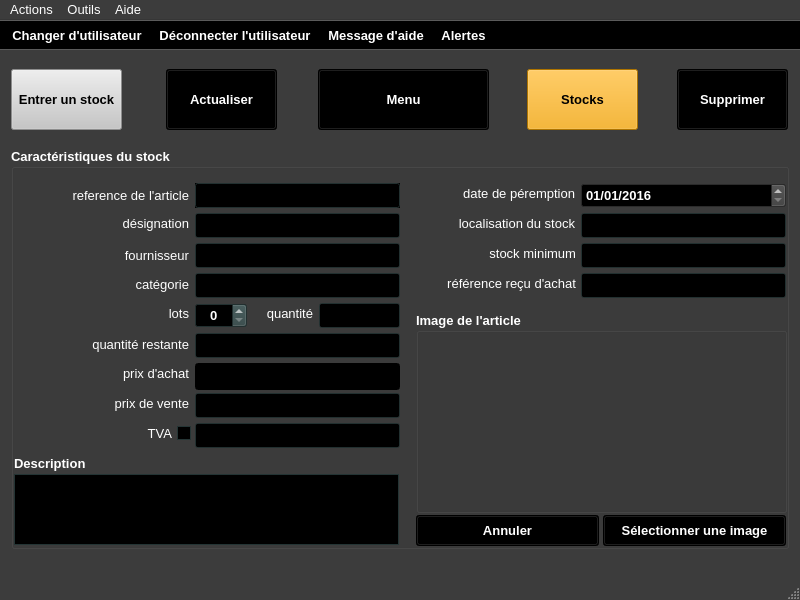
This is ui/yeroth-erp-modifier-window.ui in xnoumbissinoundou/yeroth-erp-3.0 as Qt 5 draws it before an edit. The edited form follows.
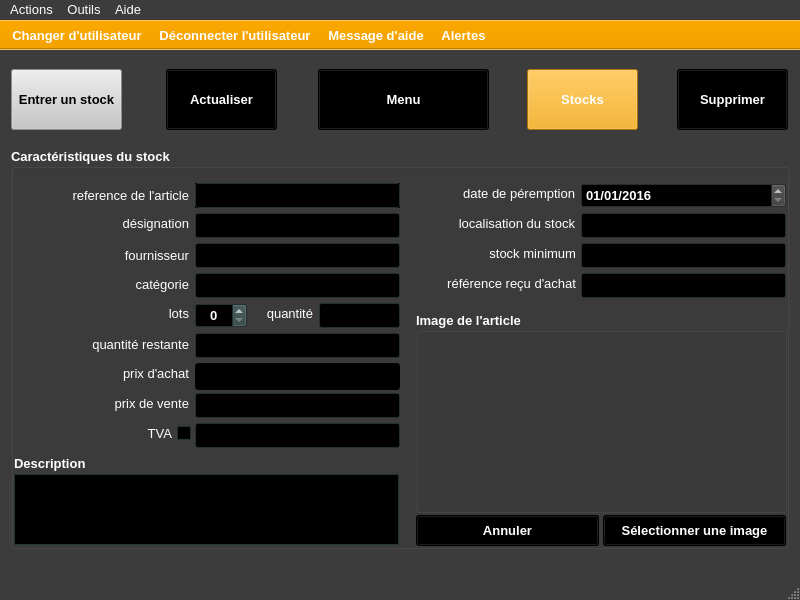
This is the edited form. Icons and pictures are not drawn. Custom widgets are drawn as their Qt base class.

Patch:
```diff
--- a/ui/yeroth-erp-modifier-window.ui
+++ b/ui/yeroth-erp-modifier-window.ui
@@ -1322,9 +1322,9 @@
        <colorrole role="WindowText">
         <brush brushstyle="SolidPattern">
          <color alpha="255">
-          <red>0</red>
-          <green>0</green>
-          <blue>0</blue>
+          <red>255</red>
+          <green>255</green>
+          <blue>255</blue>
          </color>
         </brush>
        </colorrole>
@@ -1376,9 +1376,9 @@
        <colorrole role="Text">
         <brush brushstyle="SolidPattern">
          <color alpha="255">
-          <red>0</red>
-          <green>0</green>
-          <blue>0</blue>
+          <red>255</red>
+          <green>255</green>
+          <blue>255</blue>
          </color>
         </brush>
        </colorrole>
@@ -1394,9 +1394,9 @@
        <colorrole role="ButtonText">
         <brush brushstyle="SolidPattern">
          <color alpha="255">
-          <red>0</red>
-          <green>0</green>
-          <blue>0</blue>
+          <red>255</red>
+          <green>255</green>
+          <blue>255</blue>
          </color>
         </brush>
        </colorrole>
@@ -1459,9 +1459,9 @@
        <colorrole role="WindowText">
         <brush brushstyle="SolidPattern">
          <color alpha="255">
-          <red>0</red>
-          <green>0</green>
-          <blue>0</blue>
+          <red>255</red>
+          <green>255</green>
+          <blue>255</blue>
          </color>
         </brush>
        </colorrole>
@@ -1513,9 +1513,9 @@
        <colorrole role="Text">
         <brush brushstyle="SolidPattern">
          <color alpha="255">
-          <red>0</red>
-          <green>0</green>
-          <blue>0</blue>
+          <red>255</red>
+          <green>255</green>
+          <blue>255</blue>
          </color>
         </brush>
        </colorrole>
@@ -1531,9 +1531,9 @@
        <colorrole role="ButtonText">
         <brush brushstyle="SolidPattern">
          <color alpha="255">
-          <red>0</red>
-          <green>0</green>
-          <blue>0</blue>
+          <red>255</red>
+          <green>255</green>
+          <blue>255</blue>
          </color>
         </brush>
        </colorrole>
@@ -12946,8 +12946,8 @@
       <colorrole role="Button">
        <brush brushstyle="SolidPattern">
         <color alpha="255">
-         <red>0</red>
-         <green>0</green>
+         <red>242</red>
+         <green>161</green>
          <blue>0</blue>
         </color>
        </brush>
@@ -12955,26 +12955,26 @@
       <colorrole role="Light">
        <brush brushstyle="SolidPattern">
         <color alpha="255">
-         <red>0</red>
-         <green>0</green>
-         <blue>0</blue>
+         <red>255</red>
+         <green>206</green>
+         <blue>108</blue>
         </color>
        </brush>
       </colorrole>
       <colorrole role="Midlight">
        <brush brushstyle="SolidPattern">
         <color alpha="255">
-         <red>0</red>
-         <green>0</green>
-         <blue>0</blue>
+         <red>248</red>
+         <green>183</green>
+         <blue>54</blue>
         </color>
        </brush>
       </colorrole>
       <colorrole role="Dark">
        <brush brushstyle="SolidPattern">
         <color alpha="255">
-         <red>0</red>
-         <green>0</green>
+         <red>121</red>
+         <green>80</green>
          <blue>0</blue>
         </color>
        </brush>
@@ -12982,8 +12982,8 @@
       <colorrole role="Mid">
        <brush brushstyle="SolidPattern">
         <color alpha="255">
-         <red>0</red>
-         <green>0</green>
+         <red>161</red>
+         <green>107</green>
          <blue>0</blue>
         </color>
        </brush>
@@ -13018,17 +13018,17 @@
       <colorrole role="Base">
        <brush brushstyle="SolidPattern">
         <color alpha="255">
-         <red>0</red>
-         <green>0</green>
-         <blue>0</blue>
+         <red>255</red>
+         <green>255</green>
+         <blue>255</blue>
         </color>
        </brush>
       </colorrole>
       <colorrole role="Window">
        <brush brushstyle="SolidPattern">
         <color alpha="255">
-         <red>0</red>
-         <green>0</green>
+         <red>242</red>
+         <green>161</green>
          <blue>0</blue>
         </color>
        </brush>
@@ -13045,9 +13045,9 @@
       <colorrole role="AlternateBase">
        <brush brushstyle="SolidPattern">
         <color alpha="255">
-         <red>0</red>
-         <green>0</green>
-         <blue>0</blue>
+         <red>248</red>
+         <green>208</green>
+         <blue>127</blue>
         </color>
        </brush>
       </colorrole>
@@ -13083,8 +13083,8 @@
       <colorrole role="Button">
        <brush brushstyle="SolidPattern">
         <color alpha="255">
-         <red>0</red>
-         <green>0</green>
+         <red>242</red>
+         <green>161</green>
          <blue>0</blue>
         </color>
        </brush>
@@ -13092,26 +13092,26 @@
       <colorrole role="Light">
        <brush brushstyle="SolidPattern">
         <color alpha="255">
-         <red>0</red>
-         <green>0</green>
-         <blue>0</blue>
+         <red>255</red>
+         <green>206</green>
+         <blue>108</blue>
         </color>
        </brush>
       </colorrole>
       <colorrole role="Midlight">
        <brush brushstyle="SolidPattern">
         <color alpha="255">
-         <red>0</red>
-         <green>0</green>
-         <blue>0</blue>
+         <red>248</red>
+         <green>183</green>
+         <blue>54</blue>
         </color>
        </brush>
       </colorrole>
       <colorrole role="Dark">
        <brush brushstyle="SolidPattern">
         <color alpha="255">
-         <red>0</red>
-         <green>0</green>
+         <red>121</red>
+         <green>80</green>
          <blue>0</blue>
         </color>
        </brush>
@@ -13119,8 +13119,8 @@
       <colorrole role="Mid">
        <brush brushstyle="SolidPattern">
         <color alpha="255">
-         <red>0</red>
-         <green>0</green>
+         <red>161</red>
+         <green>107</green>
          <blue>0</blue>
         </color>
        </brush>
@@ -13155,17 +13155,17 @@
       <colorrole role="Base">
        <brush brushstyle="SolidPattern">
         <color alpha="255">
-         <red>0</red>
-         <green>0</green>
-         <blue>0</blue>
+         <red>255</red>
+         <green>255</green>
+         <blue>255</blue>
         </color>
        </brush>
       </colorrole>
       <colorrole role="Window">
        <brush brushstyle="SolidPattern">
         <color alpha="255">
-         <red>0</red>
-         <green>0</green>
+         <red>242</red>
+         <green>161</green>
          <blue>0</blue>
         </color>
        </brush>
@@ -13182,9 +13182,9 @@
       <colorrole role="AlternateBase">
        <brush brushstyle="SolidPattern">
         <color alpha="255">
-         <red>0</red>
-         <green>0</green>
-         <blue>0</blue>
+         <red>248</red>
+         <green>208</green>
+         <blue>127</blue>
         </color>
        </brush>
       </colorrole>
@@ -13211,8 +13211,8 @@
       <colorrole role="WindowText">
        <brush brushstyle="SolidPattern">
         <color alpha="255">
-         <red>0</red>
-         <green>0</green>
+         <red>121</red>
+         <green>80</green>
          <blue>0</blue>
         </color>
        </brush>
@@ -13220,8 +13220,8 @@
       <colorrole role="Button">
        <brush brushstyle="SolidPattern">
         <color alpha="255">
-         <red>0</red>
-         <green>0</green>
+         <red>242</red>
+         <green>161</green>
          <blue>0</blue>
         </color>
        </brush>
@@ -13229,26 +13229,26 @@
       <colorrole role="Light">
        <brush brushstyle="SolidPattern">
         <color alpha="255">
-         <red>0</red>
-         <green>0</green>
-         <blue>0</blue>
+         <red>255</red>
+         <green>206</green>
+         <blue>108</blue>
         </color>
        </brush>
       </colorrole>
       <colorrole role="Midlight">
        <brush brushstyle="SolidPattern">
         <color alpha="255">
-         <red>0</red>
-         <green>0</green>
-         <blue>0</blue>
+         <red>248</red>
+         <green>183</green>
+         <blue>54</blue>
         </color>
        </brush>
       </colorrole>
       <colorrole role="Dark">
        <brush brushstyle="SolidPattern">
         <color alpha="255">
-         <red>0</red>
-         <green>0</green>
+         <red>121</red>
+         <green>80</green>
          <blue>0</blue>
         </color>
        </brush>
@@ -13256,8 +13256,8 @@
       <colorrole role="Mid">
        <brush brushstyle="SolidPattern">
         <color alpha="255">
-         <red>0</red>
-         <green>0</green>
+         <red>161</red>
+         <green>107</green>
          <blue>0</blue>
         </color>
        </brush>
@@ -13265,8 +13265,8 @@
       <colorrole role="Text">
        <brush brushstyle="SolidPattern">
         <color alpha="255">
-         <red>0</red>
-         <green>0</green>
+         <red>121</red>
+         <green>80</green>
          <blue>0</blue>
         </color>
        </brush>
@@ -13283,8 +13283,8 @@
       <colorrole role="ButtonText">
        <brush brushstyle="SolidPattern">
         <color alpha="255">
-         <red>0</red>
-         <green>0</green>
+         <red>121</red>
+         <green>80</green>
          <blue>0</blue>
         </color>
        </brush>
@@ -13292,8 +13292,8 @@
       <colorrole role="Base">
        <brush brushstyle="SolidPattern">
         <color alpha="255">
-         <red>0</red>
-         <green>0</green>
+         <red>242</red>
+         <green>161</green>
          <blue>0</blue>
         </color>
        </brush>
@@ -13301,8 +13301,8 @@
       <colorrole role="Window">
        <brush brushstyle="SolidPattern">
         <color alpha="255">
-         <red>0</red>
-         <green>0</green>
+         <red>242</red>
+         <green>161</green>
          <blue>0</blue>
         </color>
        </brush>
@@ -13319,8 +13319,8 @@
       <colorrole role="AlternateBase">
        <brush brushstyle="SolidPattern">
         <color alpha="255">
-         <red>0</red>
-         <green>0</green>
+         <red>242</red>
+         <green>161</green>
          <blue>0</blue>
         </color>
        </brush>
```
Left out of the diff: 402 changed lines with no effect on the pictures.
